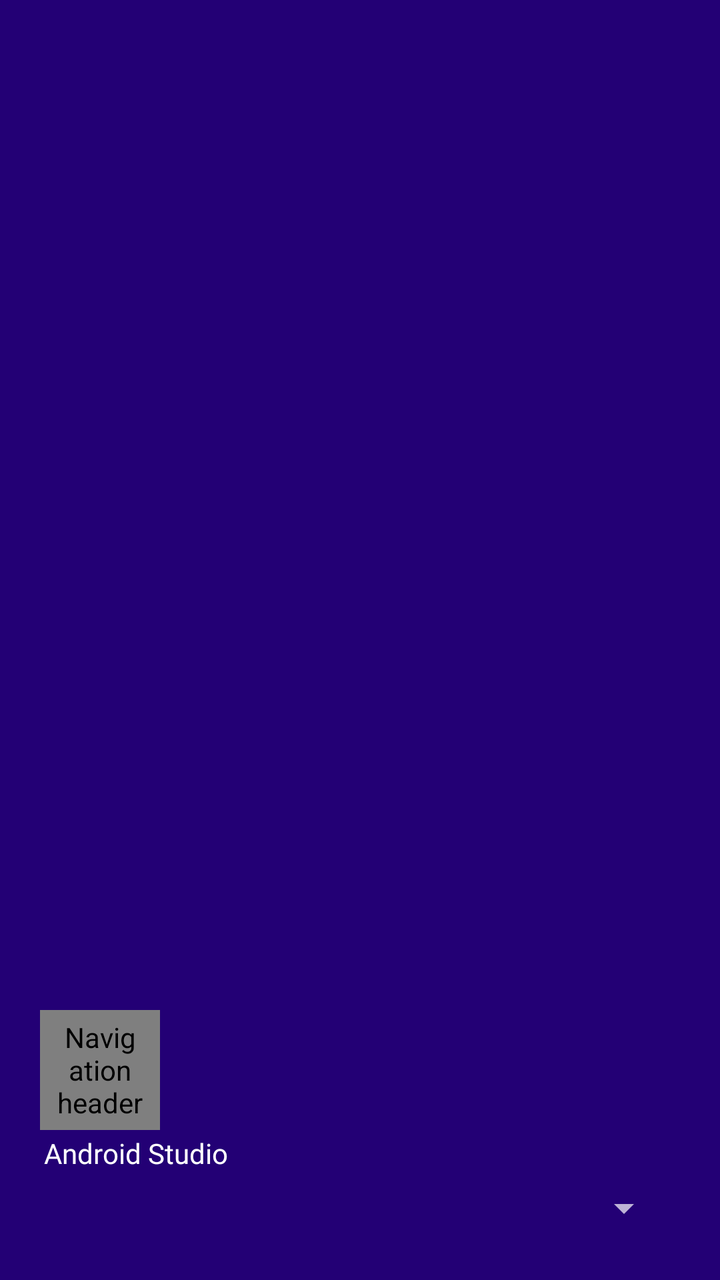
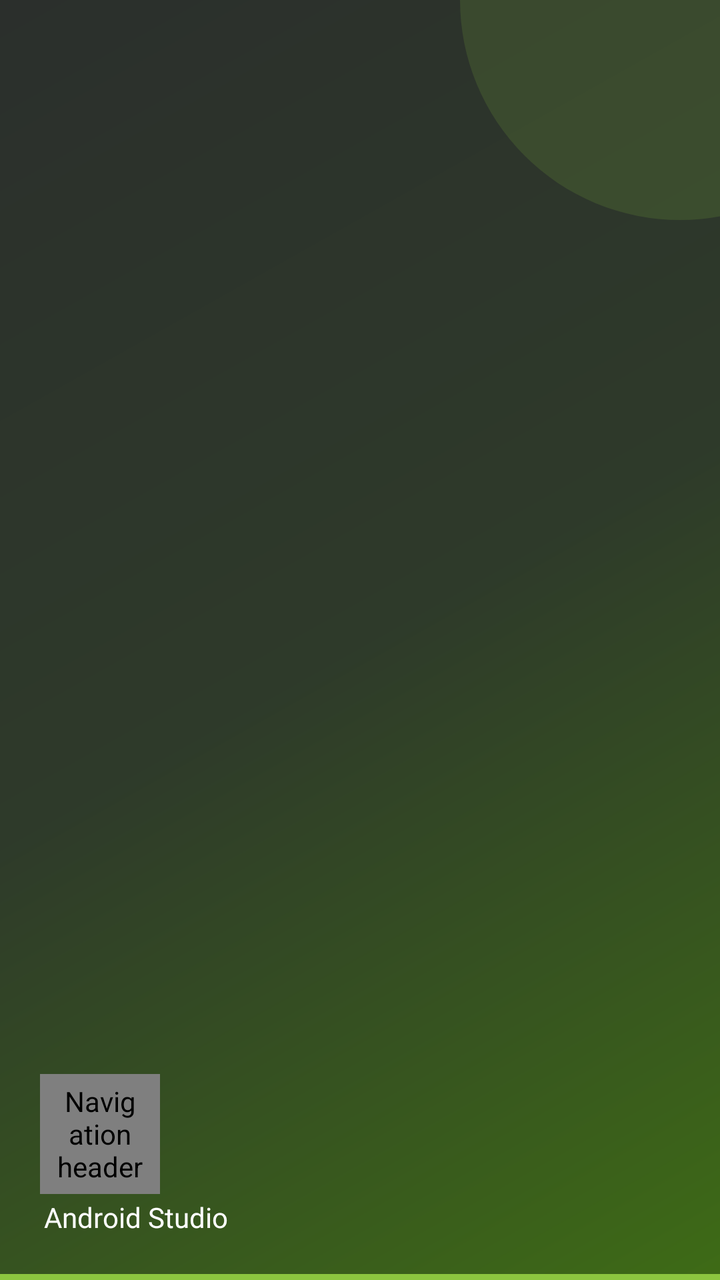

The first picture is an Android layout as it rendered before a commit; the second is the same layout after the commit. The layout source and the unified diff follow.
<!-- AndroidManifest.xml: application theme Theme.Default -->
<!-- res/layout/nav_header_students_dashboard.xml -->
<?xml version="1.0" encoding="utf-8"?>
<LinearLayout xmlns:android="http://schemas.android.com/apk/res/android"
    xmlns:app="http://schemas.android.com/apk/res-auto"
    android:layout_width="match_parent"
    android:layout_height="@dimen/size_200"
    android:background="@color/purple_900"
    android:gravity="bottom"
    android:orientation="vertical"
    android:paddingLeft="@dimen/activity_horizontal_margin"
    android:paddingTop="@dimen/activity_vertical_margin"
    android:paddingRight="@dimen/activity_horizontal_margin"
    android:paddingBottom="@dimen/activity_vertical_margin"
    android:theme="@style/ThemeOverlay.AppCompat.Dark">

    <LinearLayout
        android:layout_width="match_parent"
        android:layout_height="wrap_content"
        android:layout_weight="1"
        android:orientation="horizontal"
        android:padding="@dimen/size_4"
        android:visibility="gone">

        <LinearLayout
            android:id="@+id/sibling_one"
            android:layout_width="0dp"
            android:layout_height="wrap_content"
            android:layout_weight="1"
            android:gravity="center"
            android:orientation="vertical">

            <com.mikhaellopez.circularimageview.CircularImageView
                android:id="@+id/sibling_image_one"
                android:layout_width="45dp"
                android:layout_height="45dp"
                android:contentDescription="@string/nav_header_desc"
                android:src="@drawable/ic_teacher" />

            <TextView
                android:id="@+id/sibling_name_one"
                android:layout_width="match_parent"
                android:layout_height="wrap_content"
                android:fontFamily="@font/quicksand_regular"
                android:gravity="center"
                android:padding="@dimen/size_2"
                android:text="@string/nav_header_title"
                android:textAppearance="@style/TextAppearance.AppCompat.Body1"
                android:textColor="@color/white" />

        </LinearLayout>

        <LinearLayout
            android:id="@+id/sibling_two"
            android:layout_width="0dp"
            android:layout_height="wrap_content"
            android:layout_weight="1"
            android:gravity="center"
            android:orientation="vertical">

            <com.mikhaellopez.circularimageview.CircularImageView
                android:id="@+id/sibling_image_two"
                android:layout_width="45dp"
                android:layout_height="45dp"
                android:contentDescription="@string/nav_header_desc"
                android:src="@drawable/ic_teacher" />

            <TextView
                android:id="@+id/sibling_name_two"
                android:layout_width="match_parent"
                android:layout_height="wrap_content"
                android:fontFamily="@font/quicksand_regular"
                android:gravity="center"
                android:padding="@dimen/size_2"
                android:text="@string/nav_header_title"
                android:textAppearance="@style/TextAppearance.AppCompat.Body1"
                android:textColor="@color/white" />

        </LinearLayout>


    </LinearLayout>

    <LinearLayout
        android:layout_width="match_parent"
        android:layout_height="wrap_content"
        android:layout_weight="1"
        android:gravity="bottom"
        android:orientation="vertical"
        android:padding="@dimen/size_4">

        <com.mikhaellopez.circularimageview.CircularImageView
            android:id="@+id/imageView"
            android:layout_width="60dp"
            android:layout_height="60dp"
            android:contentDescription="@string/nav_header_desc"
            android:src="@drawable/ic_teacher"
            app:civ_border_color="@color/black"
            app:civ_border_width="@dimen/size_2" />

        <TextView
            android:id="@+id/name"
            android:layout_width="match_parent"
            android:layout_height="wrap_content"
            android:fontFamily="@font/quicksand_regular"
            android:gravity="center|start"
            android:padding="@dimen/size_2"
            android:text="@string/nav_header_title"
            android:textAppearance="@style/TextAppearance.AppCompat.Body1"
            android:textColor="@color/white" />

        <TextView
            android:id="@+id/designation"
            android:layout_width="wrap_content"
            android:layout_height="wrap_content"
            android:fontFamily="@font/quicksand_regular"
            android:text="@string/nav_header_subtitle"
            android:textColor="@color/white"
            android:visibility="gone" />

        <LinearLayout
            android:layout_width="match_parent"
            android:layout_height="wrap_content"
            android:orientation="horizontal"
            android:id="@+id/sibling_layout"
            android:padding="@dimen/size_4">

            <TextView
                android:layout_width="wrap_content"
                android:layout_height="wrap_content"
                android:fontFamily="@font/quicksand_regular"
                android:gravity="center"
                android:text="Session : "
                android:textColor="@color/white"
                android:visibility="gone" />

            <Spinner
                android:id="@+id/session"
                android:layout_width="match_parent"
                android:layout_height="wrap_content"
                android:dropDownSelector="@color/white"
                android:gravity="start|center"
                android:scrollbars="none"
                android:spinnerMode="dropdown" />

        </LinearLayout>

    </LinearLayout>
</LinearLayout>
<!-- resources referenced by this layout -->
<resources>
  <color name="purple_900">#230075</color>
  <style name="Theme.Default" parent="Theme.MaterialComponents.Light.NoActionBar">
          
          <item name="colorPrimary">@color/purple_500</item>
          <item name="colorPrimaryVariant">@color/purple_700</item>
          <item name="colorOnPrimary">@color/white</item>
          
          <item name="colorSecondary">@color/teal_200</item>
          <item name="colorSecondaryVariant">@color/teal_700</item>
          <item name="colorOnSecondary">@color/black</item>
          
          <item name="android:statusBarColor">?attr/colorPrimaryVariant</item>
          <item name="actionBarTheme">@style/CustomActionBar</item>
  
      </style>
  <color name="purple_500">#FF6200EE</color>
  <color name="purple_700">#FF3700B3</color>
  <color name="teal_200">#FF03DAC5</color>
  <color name="teal_700">#FF018786</color>
  <style name="CustomActionBar" parent="ThemeOverlay.MaterialComponents.ActionBar">
          <item name="backgroundTint">@color/purple_500</item> 
          <item name="titleTextStyle">@style/CustomActionBarTitle
          </item> 
      </style>
  <!-- unchanged entries left out for length: 12 -->
</resources>

<!-- the commit's change to res/layout/nav_header_students_dashboard.xml (unified diff, before → after) -->
@@ -2,8 +2,9 @@
 <LinearLayout xmlns:android="http://schemas.android.com/apk/res/android"
     xmlns:app="http://schemas.android.com/apk/res-auto"
     android:layout_width="match_parent"
-    android:layout_height="@dimen/size_200"
-    android:background="@color/purple_900"
+    android:layout_height="wrap_content"
+    android:minHeight="@dimen/size_200"
+    android:background="@drawable/bg_drawer_header"
     android:gravity="bottom"
     android:orientation="vertical"
     android:paddingLeft="@dimen/activity_horizontal_margin"
@@ -116,31 +117,42 @@
             android:textColor="@color/white"
             android:visibility="gone" />
 
+        
         <LinearLayout
+            android:id="@+id/sibling_layout"
             android:layout_width="match_parent"
             android:layout_height="wrap_content"
+            android:layout_marginTop="@dimen/size_10"
+            android:background="@drawable/bg_sibling_switcher"
+            android:gravity="center_vertical"
             android:orientation="horizontal"
-            android:id="@+id/sibling_layout"
-            android:padding="@dimen/size_4">
+            android:paddingStart="12dp"
+            android:paddingEnd="8dp"
+            android:visibility="gone">
 
-            <TextView
-                android:layout_width="wrap_content"
-                android:layout_height="wrap_content"
-                android:fontFamily="@font/quicksand_regular"
-                android:gravity="center"
-                android:text="Session : "
-                android:textColor="@color/white"
-                android:visibility="gone" />
+            <ImageView
+                android:layout_width="20dp"
+                android:layout_height="20dp"
+                android:importantForAccessibility="no"
+                android:src="@drawable/ic_switch_account" />
 
             <Spinner
                 android:id="@+id/session"
-                android:layout_width="match_parent"
+                android:layout_width="0dp"
                 android:layout_height="wrap_content"
-                android:dropDownSelector="@color/white"
-                android:gravity="start|center"
-                android:scrollbars="none"
+                android:layout_weight="1"
+                android:background="@null"
+                android:contentDescription="@string/switch_sibling"
+                android:dropDownVerticalOffset="8dp"
+                android:popupBackground="@drawable/bg_sibling_popup"
+                android:popupElevation="8dp"
                 android:spinnerMode="dropdown" />
 
+            <ImageView
+                android:layout_width="24dp"
+                android:layout_height="24dp"
+                android:importantForAccessibility="no"
+                android:src="@drawable/ic_arrow_drop_down_white" />
         </LinearLayout>
 
     </LinearLayout>
<!-- resource entries referenced after the edit -->
@@ -1,26 +1,105 @@
 <!-- resources referenced by this layout -->
 <resources>
-  <color name="purple_900">#230075</color>
+  <dimen name="size_10">10dp</dimen>
+  <!-- drawable bg_drawer_header (drawable) -->
+  <?xml version="1.0" encoding="utf-8"?>
+  <layer-list xmlns:android="http://schemas.android.com/apk/res/android">
+      <item>
+          <shape android:shape="rectangle">
+              <gradient
+                  android:angle="315"
+                  android:endColor="#3E6B16"
+                  android:centerColor="#2E3A2A"
+                  android:startColor="@color/brand_primary"
+                  android:type="linear" />
+          </shape>
+      </item>
+      
+      <item
+          android:width="220dp"
+          android:height="220dp"
+          android:gravity="top|end"
+          android:right="-90dp"
+          android:top="-110dp">
+          <shape android:shape="oval">
+              <solid android:color="#268CC63F" />
+          </shape>
+      </item>
+      <item
+          android:height="3dp"
+          android:gravity="bottom">
+          <shape android:shape="rectangle">
+              <solid android:color="@color/brand_green" />
+          </shape>
+      </item>
+  </layer-list>
+  <!-- drawable bg_sibling_popup (drawable) -->
+  <?xml version="1.0" encoding="utf-8"?>
+  <shape xmlns:android="http://schemas.android.com/apk/res/android"
+      android:shape="rectangle">
+      <solid android:color="@color/white" />
+      <stroke
+          android:width="1dp"
+          android:color="@color/stroke_light" />
+      <corners android:radius="12dp" />
+  </shape>
+  <!-- drawable bg_sibling_switcher (drawable) -->
+  <?xml version="1.0" encoding="utf-8"?>
+  <ripple xmlns:android="http://schemas.android.com/apk/res/android"
+      android:color="#33FFFFFF">
+      <item>
+          <shape android:shape="rectangle">
+              <solid android:color="#26FFFFFF" />
+              <stroke
+                  android:width="1dp"
+                  android:color="#4DFFFFFF" />
+              <corners android:radius="24dp" />
+          </shape>
+      </item>
+  </ripple>
+  <!-- drawable ic_arrow_drop_down_white (drawable) -->
+  <vector xmlns:android="http://schemas.android.com/apk/res/android"
+      android:width="24dp"
+      android:height="24dp"
+      android:viewportWidth="24"
+      android:viewportHeight="24">
+      <path
+          android:fillColor="@color/white"
+          android:pathData="M7,10l5,5 5,-5z" />
+  </vector>
+  <!-- drawable ic_switch_account (drawable) -->
+  <vector xmlns:android="http://schemas.android.com/apk/res/android"
+      android:width="24dp"
+      android:height="24dp"
+      android:tint="@color/white"
+      android:viewportWidth="24"
+      android:viewportHeight="24">
+      <path
+          android:fillColor="@android:color/white"
+          android:pathData="M4,6H2v14c0,1.1 0.9,2 2,2h14v-2H4V6zM20,2H8C6.9,2 6,2.9 6,4v12c0,1.1 0.9,2 2,2h12c1.1,0 2,-0.9 2,-2V4C22,2.9 21.1,2 20,2zM14,5c1.66,0 3,1.34 3,3c0,1.66 -1.34,3 -3,3s-3,-1.34 -3,-3C11,6.34 12.34,5 14,5zM20,16H8v-1.5c0,-1.99 4,-3 6,-3s6,1.01 6,3V16z" />
+  </vector>
+  <string name="switch_sibling">Switch student</string>
   <style name="Theme.Default" parent="Theme.MaterialComponents.Light.NoActionBar">
           
-          <item name="colorPrimary">@color/purple_500</item>
-          <item name="colorPrimaryVariant">@color/purple_700</item>
+          <item name="colorPrimary">@color/brand_primary</item>
+          <item name="colorPrimaryVariant">@color/brand_primary_dark</item>
           <item name="colorOnPrimary">@color/white</item>
           
-          <item name="colorSecondary">@color/teal_200</item>
-          <item name="colorSecondaryVariant">@color/teal_700</item>
+          <item name="colorSecondary">@color/brand_green</item>
+          <item name="colorSecondaryVariant">@color/brand_green_dark</item>
           <item name="colorOnSecondary">@color/black</item>
           
           <item name="android:statusBarColor">?attr/colorPrimaryVariant</item>
           <item name="actionBarTheme">@style/CustomActionBar</item>
   
       </style>
-  <color name="purple_500">#FF6200EE</color>
-  <color name="purple_700">#FF3700B3</color>
-  <color name="teal_200">#FF03DAC5</color>
-  <color name="teal_700">#FF018786</color>
+  <color name="brand_primary">#2B2F2C</color>
+  <color name="brand_green">#8CC63F</color>
+  <color name="stroke_light">#E3E3E3</color>
+  <color name="brand_primary_dark">#1E2220</color>
+  <color name="brand_green_dark">#5E9E1E</color>
   <style name="CustomActionBar" parent="ThemeOverlay.MaterialComponents.ActionBar">
-          <item name="backgroundTint">@color/purple_500</item> 
+          <item name="backgroundTint">@color/brand_primary</item> 
           <item name="titleTextStyle">@style/CustomActionBarTitle
           </item> 
       </style>
